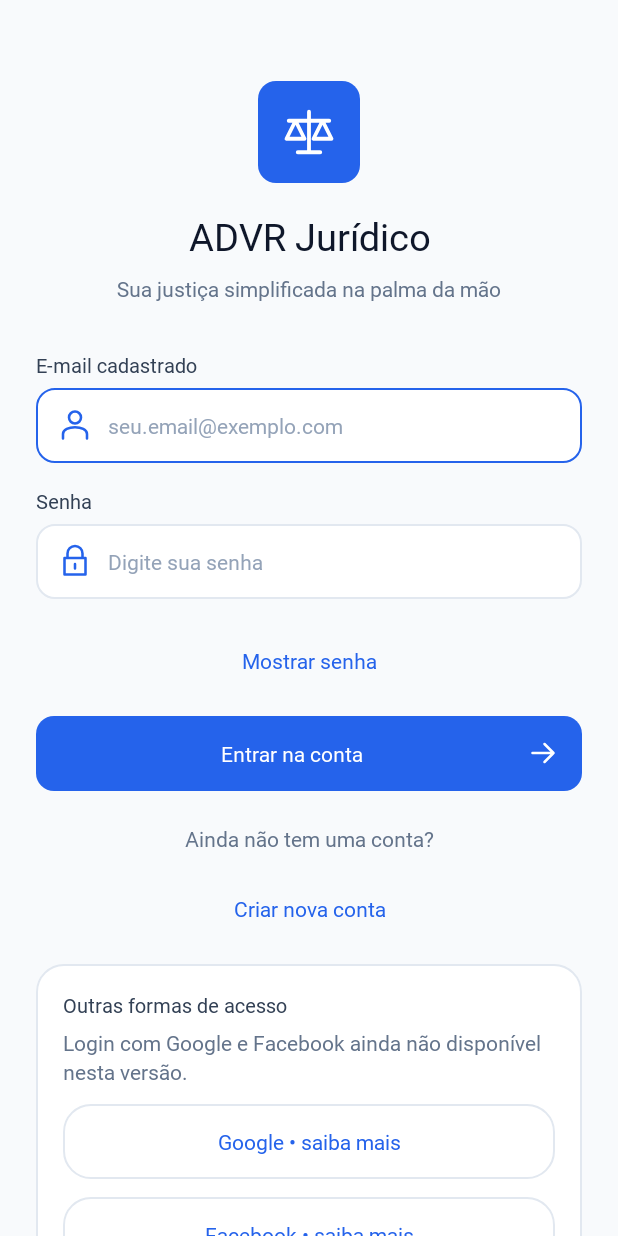
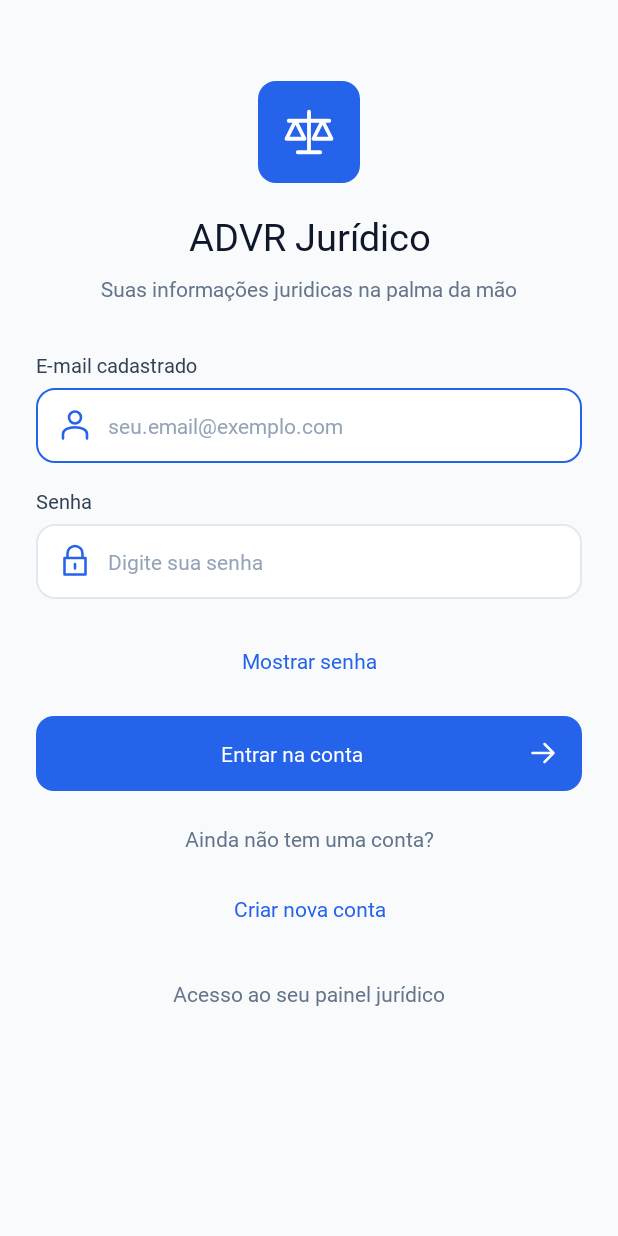
Before and after one commit to JoaoPedroos/ADVR-Mobile, an Android app: the screen it shows after launch (TelaLoginActivity), on a phone screen of 412 x 824 dp. Run offline under Robolectric (Android 15) with nearby library versions, the phone set to English and light mode, and no system bars; 7 statements that could not run were skipped.

Commit message:
fix: tirando botão com função bugada
Updated text for the main TextView and removed the LinearLayout containing alternative login options.

```diff
--- a/app/src/main/res/layout/activity_tela_login.xml
+++ b/app/src/main/res/layout/activity_tela_login.xml
@@ -33,7 +33,7 @@
             android:layout_width="match_parent"
             android:layout_height="wrap_content"
             style="@style/Body"
-            android:text="Sua justiça simplificada na palma da mão"
+            android:text="Suas informações juridicas na palma da mão"
             android:gravity="center"
             android:layout_marginBottom="32dp" />
 
@@ -105,38 +105,6 @@
             style="@style/LinkButton"
             android:text="Criar nova conta" />
 
-        <LinearLayout
-            android:layout_width="match_parent"
-            android:layout_height="wrap_content"
-            android:orientation="vertical"
-            style="@style/Card">
-
-            <TextView
-                android:layout_width="match_parent"
-                android:layout_height="wrap_content"
-                style="@style/Label"
-                android:text="Outras formas de acesso" />
-
-            <TextView
-                android:layout_width="match_parent"
-                android:layout_height="wrap_content"
-                style="@style/Body"
-                android:text="Login com Google e Facebook ainda não disponível nesta versão." />
-
-            <Button
-                android:id="@+id/botao_google"
-                android:layout_width="match_parent"
-                android:layout_height="wrap_content"
-                style="@style/SecondaryButton"
-                android:text="Google • saiba mais" />
-
-            <Button
-                android:id="@+id/botao_facebook"
-                android:layout_width="match_parent"
-                android:layout_height="wrap_content"
-                style="@style/SecondaryButton"
-                android:text="Facebook • saiba mais" />
-        </LinearLayout>
 
         <TextView
             android:layout_width="match_parent"
```
